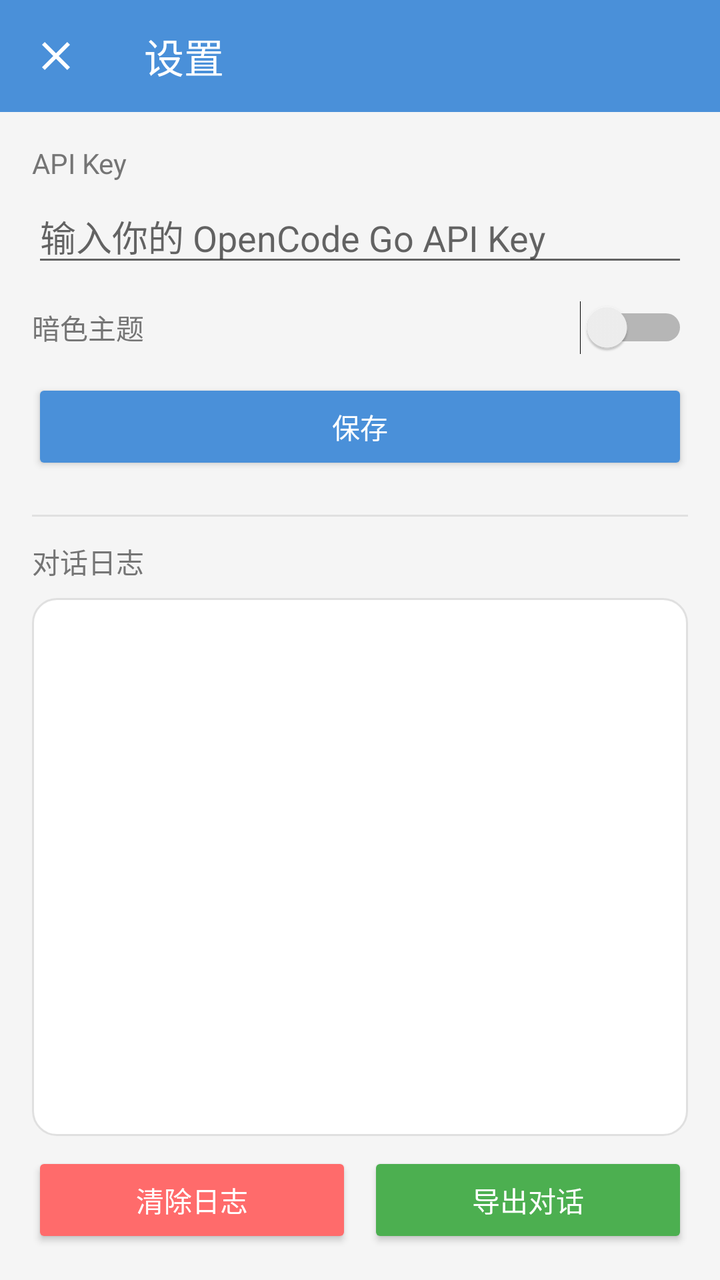
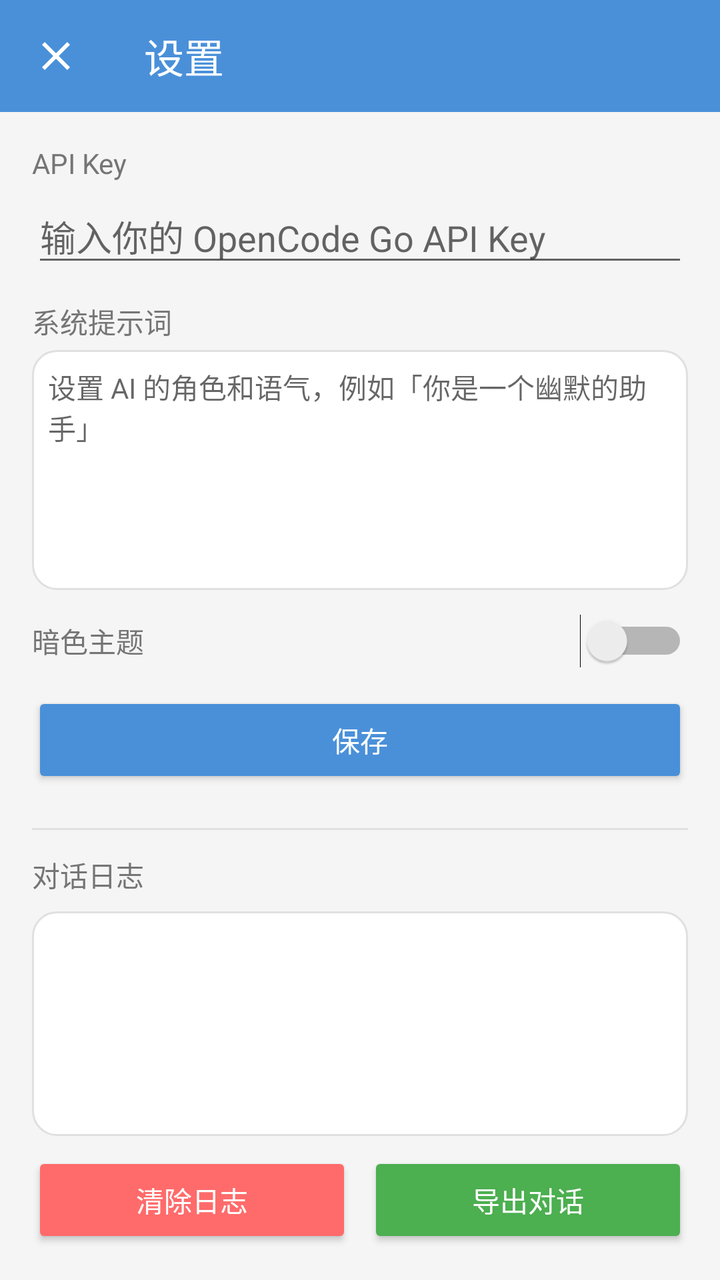

Two renders of the same Android screen: before a commit and after it. Below are the layout's source before the change and the commit's diff.
<!-- AndroidManifest.xml: application theme Theme.SimpleAI -->
<!-- res/layout/activity_settings.xml -->
<?xml version="1.0" encoding="utf-8"?>
<LinearLayout xmlns:android="http://schemas.android.com/apk/res/android"
    xmlns:app="http://schemas.android.com/apk/res-auto"
    android:layout_width="match_parent"
    android:layout_height="match_parent"
    android:orientation="vertical">

    <androidx.appcompat.widget.Toolbar
        android:id="@+id/toolbar"
        android:layout_width="match_parent"
        android:layout_height="?attr/actionBarSize"
        android:background="@color/primary"
        app:theme="@style/ToolbarTheme"
        app:title="设置"
        app:titleTextColor="@android:color/white"
        app:navigationIcon="@drawable/ic_close" />

    <LinearLayout
        android:layout_width="match_parent"
        android:layout_height="match_parent"
        android:orientation="vertical"
        android:padding="16dp">

    <TextView
        android:layout_width="wrap_content"
        android:layout_height="wrap_content"
        android:text="API Key"
        android:textSize="14sp"
        android:textColor="@color/text_secondary" />

    <EditText
        android:id="@+id/edit_api_key"
        android:layout_width="match_parent"
        android:layout_height="wrap_content"
        android:layout_marginTop="4dp"
        android:hint="输入你的 OpenCode Go API Key"
        android:inputType="textPassword"
        android:singleLine="true" />

    <LinearLayout
        android:layout_width="match_parent"
        android:layout_height="wrap_content"
        android:layout_marginTop="12dp"
        android:gravity="center_vertical"
        android:orientation="horizontal">

        <TextView
            android:layout_width="0dp"
            android:layout_height="wrap_content"
            android:layout_weight="1"
            android:text="暗色主题"
            android:textColor="@color/text_secondary"
            android:textSize="14sp" />

        <Switch
            android:id="@+id/switch_dark"
            android:layout_width="wrap_content"
            android:layout_height="wrap_content" />
    </LinearLayout>

    <Button
        android:id="@+id/btn_save"
        android:layout_width="match_parent"
        android:layout_height="wrap_content"
        android:layout_marginTop="12dp"
        android:backgroundTint="@color/primary"
        android:text="保存"
        android:textColor="@android:color/white" />

    <View
        android:layout_width="match_parent"
        android:layout_height="1dp"
        android:layout_marginTop="20dp"
        android:background="@color/divider" />

    <TextView
        android:layout_width="wrap_content"
        android:layout_height="wrap_content"
        android:layout_marginTop="12dp"
        android:text="对话日志"
        android:textSize="14sp"
        android:textColor="@color/text_secondary" />

    <ScrollView
        android:layout_width="match_parent"
        android:layout_height="0dp"
        android:layout_weight="1"
        android:layout_marginTop="8dp"
        android:background="@drawable/bg_ai_message"
        android:padding="8dp">

        <TextView
            android:id="@+id/text_log"
            android:layout_width="match_parent"
            android:layout_height="wrap_content"
            android:fontFamily="monospace"
            android:textColor="@color/text_primary"
            android:textSize="12sp" />
    </ScrollView>

    <LinearLayout
        android:layout_width="match_parent"
        android:layout_height="wrap_content"
        android:layout_marginTop="8dp"
        android:orientation="horizontal">

        <Button
            android:id="@+id/btn_clear_log"
            android:layout_width="0dp"
            android:layout_height="wrap_content"
            android:layout_weight="1"
            android:backgroundTint="#FF6B6B"
            android:text="清除日志"
            android:textColor="@android:color/white" />

        <Button
            android:id="@+id/btn_export"
            android:layout_width="0dp"
            android:layout_height="wrap_content"
            android:layout_weight="1"
            android:layout_marginStart="8dp"
            android:backgroundTint="#4CAF50"
            android:text="导出对话"
            android:textColor="@android:color/white" />
    </LinearLayout>

    </LinearLayout>

</LinearLayout>
<!-- resources referenced by this layout -->
<resources>
  <color name="divider">#E0E0E0</color>
  <color name="primary">#4A90D9</color>
  <color name="text_primary">#212121</color>
  <color name="text_secondary">#757575</color>
  <!-- drawable bg_ai_message (drawable) -->
  <?xml version="1.0" encoding="utf-8"?>
  <shape xmlns:android="http://schemas.android.com/apk/res/android"
      android:shape="rectangle">
      <corners android:radius="12dp" />
      <solid android:color="@color/bg_ai_msg" />
      <stroke
          android:width="1dp"
          android:color="@color/divider" />
  </shape>
  <!-- drawable ic_close (drawable) -->
  <?xml version="1.0" encoding="utf-8"?>
  <vector xmlns:android="http://schemas.android.com/apk/res/android"
      android:width="24dp"
      android:height="24dp"
      android:viewportWidth="24"
      android:viewportHeight="24">
      <path
          android:fillColor="#FFFFFF"
          android:pathData="M19,6.41L17.59,5 12,10.59 6.41,5 5,6.41 10.59,12 5,17.59 6.41,19 12,13.41 17.59,19 19,17.59 13.41,12z" />
  </vector>
  <style name="ToolbarTheme" parent="ThemeOverlay.AppCompat.Dark.ActionBar">
          <item name="android:background">@color/primary</item>
      </style>
  <style name="Theme.SimpleAI" parent="Theme.AppCompat.DayNight.NoActionBar">
          <item name="colorPrimary">@color/primary</item>
          <item name="colorPrimaryDark">@color/primary_dark</item>
          <item name="colorAccent">@color/accent</item>
          <item name="android:windowBackground">@color/bg_chat</item>
      </style>
  <color name="bg_ai_msg">#FFFFFF</color>
  <color name="primary_dark">#3A7BC8</color>
  <color name="accent">#FF6B6B</color>
  <color name="bg_chat">#F5F5F5</color>
</resources>

<!-- the commit's change to res/layout/activity_settings.xml (unified diff, before → after) -->
@@ -36,6 +36,27 @@
         android:hint="输入你的 OpenCode Go API Key"
         android:inputType="textPassword"
         android:singleLine="true" />
+
+    <TextView
+        android:layout_width="wrap_content"
+        android:layout_height="wrap_content"
+        android:layout_marginTop="12dp"
+        android:text="系统提示词"
+        android:textSize="14sp"
+        android:textColor="@color/text_secondary" />
+
+    <EditText
+        android:id="@+id/edit_system_prompt"
+        android:layout_width="match_parent"
+        android:layout_height="120dp"
+        android:layout_marginTop="4dp"
+        android:gravity="top"
+        android:hint="设置 AI 的角色和语气，例如「你是一个幽默的助手」"
+        android:inputType="textMultiLine"
+        android:background="@drawable/bg_ai_message"
+        android:padding="8dp"
+        android:textColor="@color/text_primary"
+        android:textSize="14sp" />
 
     <LinearLayout
         android:layout_width="match_parent"
